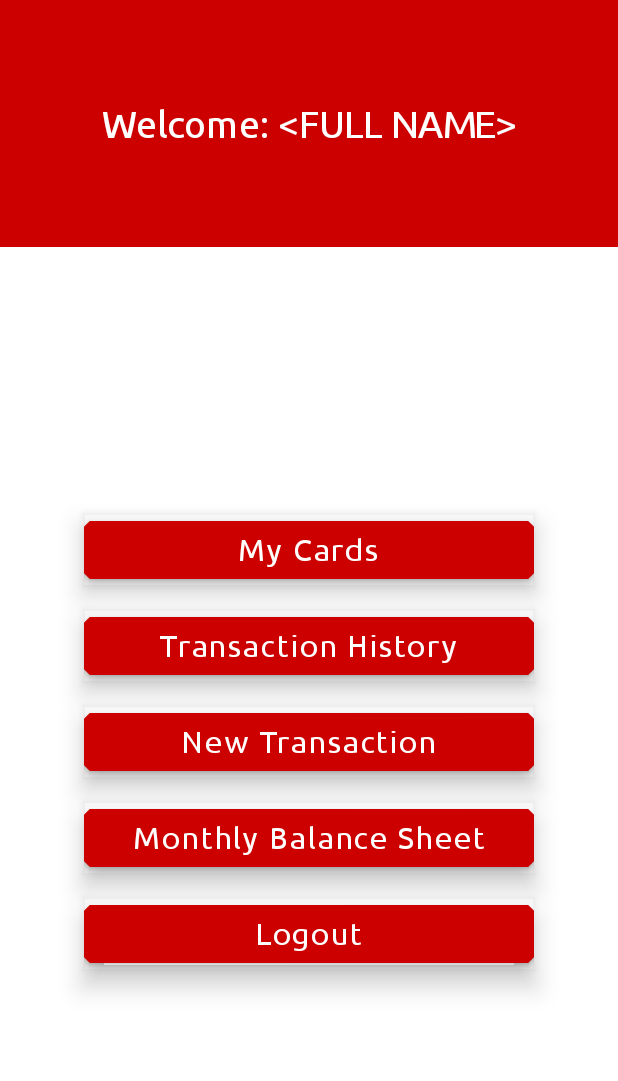
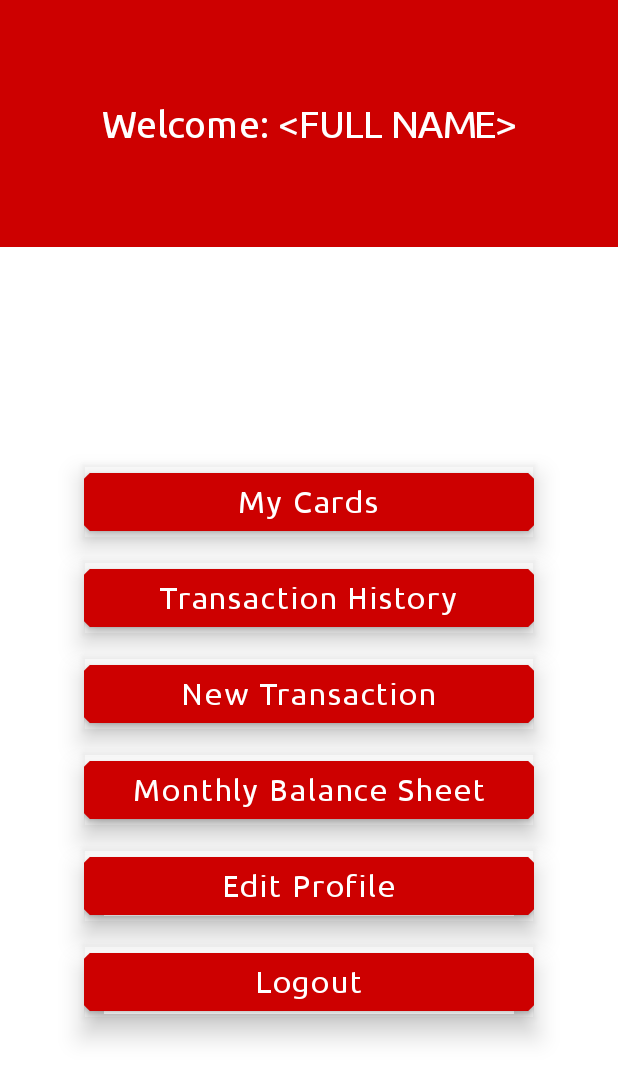
Before and after one commit to tarikmaljanovic/eWallet, an Android app built with Jetpack Compose: the MainMenuScreen screen opened through its navigation route, on a phone screen of 412 x 824 dp. Shown: the top 1081 px of the screen. Run offline under Robolectric (Android 15) with nearby library versions, the phone set to English and light mode, and no system bars.

Commit message:
Edit Profile Section

```diff
--- a/app/src/main/java/com/example/ewallet/MainActivity.kt
+++ b/app/src/main/java/com/example/ewallet/MainActivity.kt
@@ -58,7 +58,8 @@ fun MainScreen(modifier: Modifier = Modifier) {
         composable("MyCards") { MyCardsScreen(navController = navController) }
         composable("NewCard") { NewCardScreen(navController = navController) }
         composable("NewTransaction") { NewTransactionScreen(navController = navController) }
-        composable("TransactionHistory") { TransactionHistoryScreen(navController = navController) }
+        composable("EditProfile") { EditProfileScreen(navController = navController)
+        }
     }
 }
 
--- a/app/src/main/java/com/example/ewallet/MainMenu.kt
+++ b/app/src/main/java/com/example/ewallet/MainMenu.kt
@@ -64,6 +64,8 @@ fun MainMenuScreen(
             Spacer(modifier = Modifier.height(16.dp))
             MenuButton(optionName = "Monthly Balance Sheet", destination = { navController.navigate("BalanceSheet") })
             Spacer(modifier = Modifier.height(16.dp))
+            MenuButton(optionName = "Edit Profile", destination = { navController.navigate("EditProfile") })
+            Spacer(modifier = Modifier.height(16.dp))
             MenuButton(optionName = "Logout", destination = { navController.navigate("Login") })
         }
     }
```
Also changed, not shown: app/src/main/java/com/example/ewallet/EditProfile.kt (added, +13 -0 lines).
